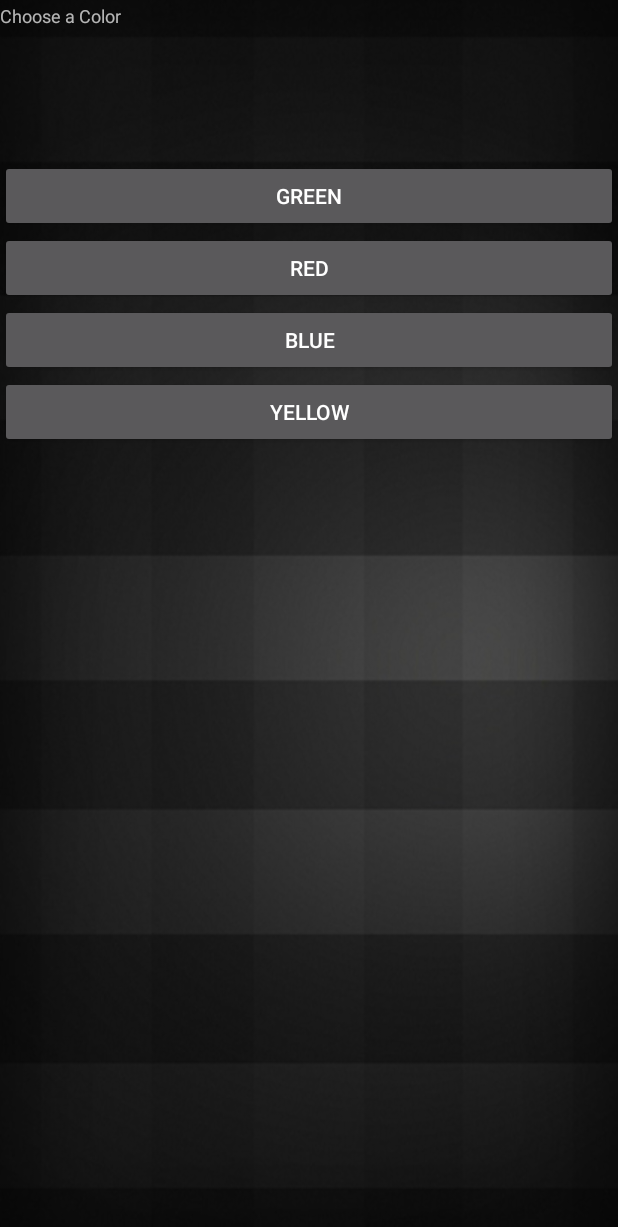
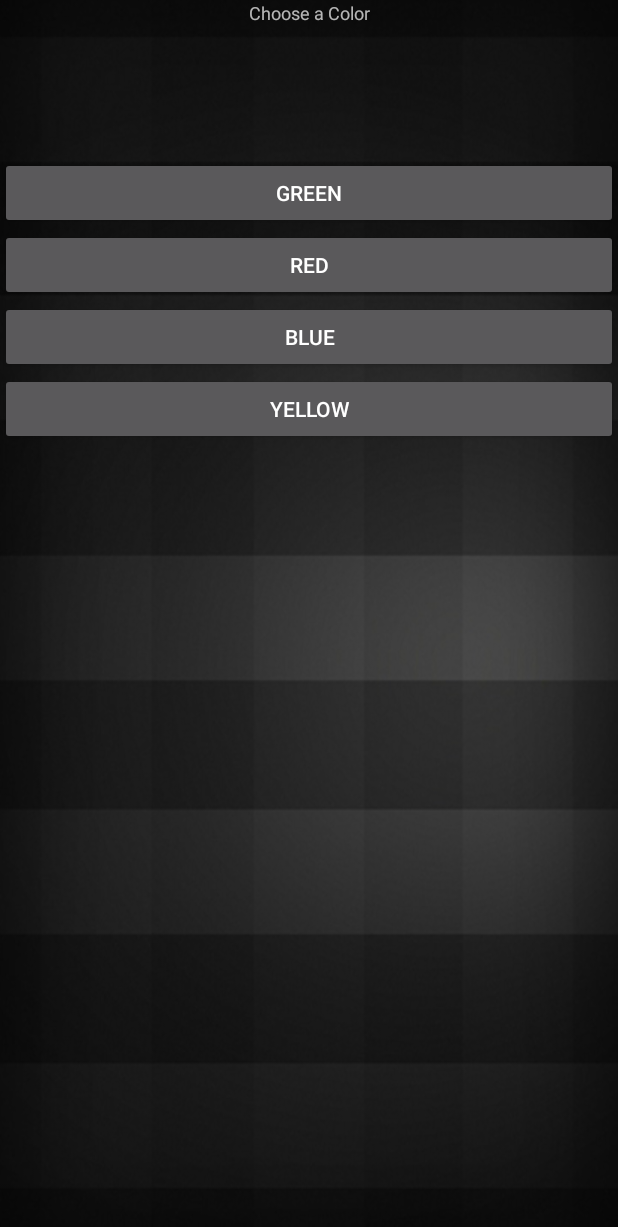
Before and after one commit to mamen/se2blokus, an Android app: the ColorScreen screen opened directly, with no data from a screen before it, on a phone screen of 412 x 824 dp. Shown: the top 1227 px of the screen. Run offline under Robolectric (Android 15) with nearby library versions, the light colour scheme and no system bars; 3 statements that could not run were skipped.

Commit message:
Aufräumen + ein wenig Doku

```diff
--- a/app/src/main/res/layout/activity_colorscreen.xml
+++ b/app/src/main/res/layout/activity_colorscreen.xml
@@ -9,7 +9,10 @@
         android:layout_height="wrap_content"
         android:textSize="12sp"
         android:text="Choose a Color"
-        android:layout_marginTop="2dp"/>
+        android:layout_alignParentEnd="true"
+        android:layout_alignParentTop="true"
+        android:layout_alignParentStart="true"
+        android:textAlignment="center" />
 
     <LinearLayout
         android:id="@+id/send_text_container"
```
Also changed, not shown: app/src/main/java/at/aau/se2/test/ColorScreen.java (+71 -10 lines), app/src/main/java/at/aau/se2/test/ConnectScreen.java (+54 -68 lines).
